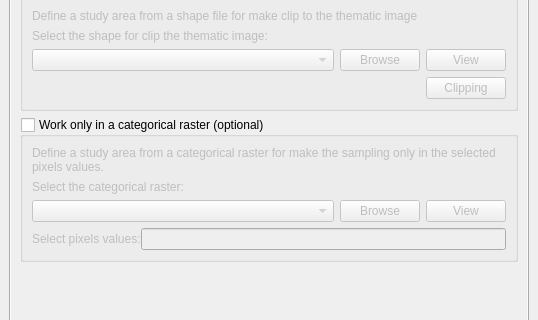
The window that ui/acatama_dockwidget_base.ui (SMByC/AcATaMa) describes before a commit, drawn with Qt 5; both pictures show x 0 to 538 and y 153 to 473 of the 538 by 879 pixel window.
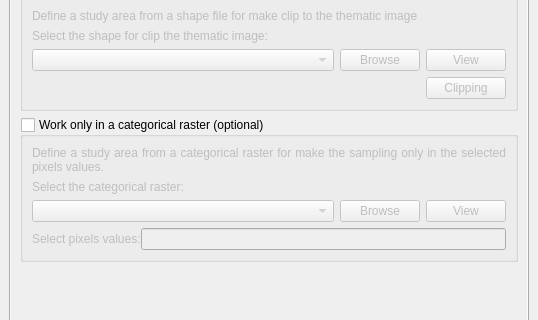
The same window after the commit.

Commit message: Convert the browse file dialog function to generic, adjusts some UI

```diff
--- a/ui/acatama_dockwidget_base.ui
+++ b/ui/acatama_dockwidget_base.ui
@@ -243,6 +243,9 @@
                        <property name="text">
                         <string>Define a study area from a categorical raster for make the sampling only in the selected pixels values.</string>
                        </property>
+                       <property name="alignment">
+                        <set>Qt::AlignJustify|Qt::AlignVCenter</set>
+                       </property>
                        <property name="wordWrap">
                         <bool>true</bool>
                        </property>
```
Left out of the diff: 11 changed lines with no effect on the pictures. The commit also changes 1 other file.
